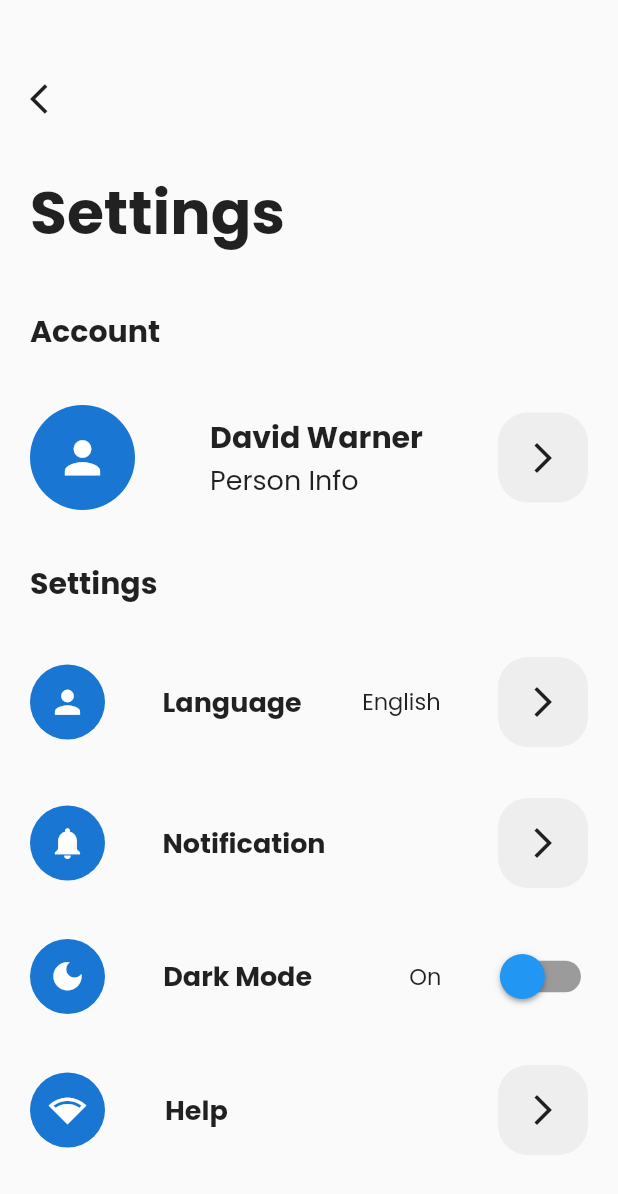
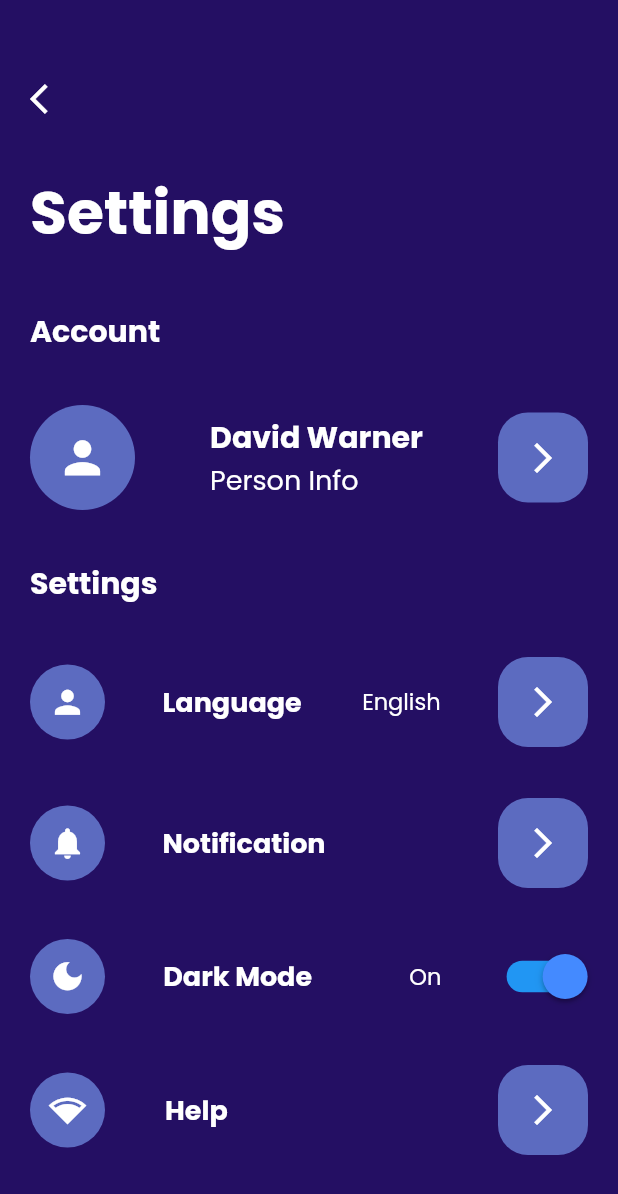
Before and after one commit to harshpatel5404/account, a Flutter app: the screen it shows after launch, on a phone screen of 412 x 824 dp. Shown: the top 1194 px of the screen. Run offline on Flutter 3.47's test engine with Material 2 defaults, Android fonts, the phone set to English and light mode, and no system bars; our stand-ins replace google_fonts, hexcolor.

Commit message:
dark theme

```diff
--- a/lib/main.dart
+++ b/lib/main.dart
@@ -1,5 +1,6 @@
 import 'package:flutter/material.dart';
 import 'package:google_fonts/google_fonts.dart';
+import 'package:hexcolor/hexcolor.dart';
 
 void main() => runApp(MyApp());
 
@@ -21,39 +22,52 @@ class MyHome extends StatefulWidget {
 }
 
 class _MyHomeState extends State<MyHome> {
-   bool isSwitched = false;
+  bool isSwitched = true;
+
   @override
   Widget build(BuildContext context) {
     return Scaffold(
         body: SafeArea(
+      child: Container(
+        color: isSwitched ? HexColor("#240f63") : Colors.white,
         child: Padding(
           padding: EdgeInsets.all(20),
           child: Column(
             mainAxisAlignment: MainAxisAlignment.spaceEvenly,
             crossAxisAlignment: CrossAxisAlignment.start,
             children: [
-            Icon(Icons.arrow_back_ios),
+              Icon(
+                Icons.arrow_back_ios,
+                color: isSwitched ? Colors.white : Colors.black,
+              ),
               Container(
                 child: Text(
                   "Settings",
                   style: GoogleFonts.poppins(
-                    fontSize: 40, fontWeight: FontWeight.bold),
+                      fontSize: 40,
+                      fontWeight: FontWeight.bold,
+                      color: isSwitched ? Colors.white : Colors.black),
                 ),
               ),
               Container(
                 child: Text(
                   "Account",
                   style: GoogleFonts.poppins(
-                    fontSize: 20, fontWeight: FontWeight.bold),
+                      fontSize: 20,
+                      fontWeight: FontWeight.bold,
+                      color: isSwitched ? Colors.white : Colors.black),
                 ),
               ),
               Row(
                 mainAxisAlignment: MainAxisAlignment.spaceBetween,
                 children: [
                   CircleAvatar(
+                    backgroundColor:
+                        isSwitched ? Colors.indigo[400] : Colors.grey[200],
                     radius: 35.0,
                     child: Icon(
                       Icons.person,
+                      color: isSwitched ? Colors.white : Colors.black,
                       size: 35,
                     ),
                   ),
@@ -63,13 +77,15 @@ class _MyHomeState extends State<MyHome> {
                       Text(
                         "David Warner",
                         style: GoogleFonts.poppins(
-                          fontSize: 20, fontWeight: FontWeight.bold),
+                            fontSize: 20,
+                            fontWeight: FontWeight.bold,
+                            color: isSwitched ? Colors.white : Colors.black),
                       ),
                       Text(
                         "Person Info",
                         style: GoogleFonts.poppins(
                             fontSize: 18,
-                      ),
+                            color: isSwitched ? Colors.white : Colors.black),
                       ),
                     ],
                   ),
@@ -78,9 +94,10 @@ class _MyHomeState extends State<MyHome> {
                     width: 60,
                     decoration: BoxDecoration(
                         borderRadius: BorderRadius.circular(20),
-                    color: Colors.grey[200],
-                  ),
-                  child: Icon(Icons.arrow_forward_ios),
+                        color:
+                            isSwitched ? Colors.indigo[400] : Colors.grey[200]),
+                    child: Icon(Icons.arrow_forward_ios,
+                        color: isSwitched ? Colors.white : Colors.black),
                   )
                 ],
               ),
@@ -88,35 +105,41 @@ class _MyHomeState extends State<MyHome> {
                 child: Text(
                   "Settings",
                   style: GoogleFonts.poppins(
-                    fontSize: 20, fontWeight: FontWeight.bold),
+                      fontSize: 20,
+                      fontWeight: FontWeight.bold,
+                      color: isSwitched ? Colors.white : Colors.black),
                 ),
               ),
               Row(
                 mainAxisAlignment: MainAxisAlignment.spaceBetween,
                 children: [
                   CircleAvatar(
+                    backgroundColor:
+                        isSwitched ? Colors.indigo[400] : Colors.grey[200],
                     radius: 25.0,
                     child: Icon(
                       Icons.person,
+                       color: isSwitched ? Colors.white : Colors.black,
                       size: 25,
                     ),
                   ),
                   Container(
                     width: MediaQuery.of(context).size.width * 0.45,
-
                     child: Row(
                       mainAxisAlignment: MainAxisAlignment.spaceBetween,
                       children: [
                         Text(
                           "Language",
                           style: GoogleFonts.poppins(
-                            fontSize: 18, fontWeight: FontWeight.bold),
+                              fontSize: 18,
+                              fontWeight: FontWeight.bold,
+                              color: isSwitched ? Colors.white : Colors.black),
                         ),
                         Text(
                           "English",
                           style: GoogleFonts.poppins(
                               fontSize: 15,
-                        ),
+                              color: isSwitched ? Colors.white : Colors.black),
                         ),
                       ],
                     ),
@@ -126,9 +149,10 @@ class _MyHomeState extends State<MyHome> {
                     width: 60,
                     decoration: BoxDecoration(
                       borderRadius: BorderRadius.circular(20),
-                    color: Colors.grey[200],
+                       color: isSwitched? Colors.indigo[400] :Colors.grey[200],
                     ),
-                  child: Icon(Icons.arrow_forward_ios),
+                    child: Icon(Icons.arrow_forward_ios,
+                        color: isSwitched ? Colors.white : Colors.black),
                   )
                 ],
               ),
@@ -136,9 +160,12 @@ class _MyHomeState extends State<MyHome> {
                 mainAxisAlignment: MainAxisAlignment.spaceBetween,
                 children: [
                   CircleAvatar(
+                    backgroundColor:
+                        isSwitched ? Colors.indigo[400] : Colors.grey[200],
                     radius: 25.0,
                     child: Icon(
                       Icons.notifications,
+                       color: isSwitched ? Colors.white : Colors.black,
                       size: 25,
                     ),
                   ),
@@ -147,17 +174,22 @@ class _MyHomeState extends State<MyHome> {
                     child: Text(
                       "Notification",
                       style: GoogleFonts.poppins(
-                        fontSize: 18, fontWeight: FontWeight.bold),
+                          fontSize: 18,
+                          fontWeight: FontWeight.bold,
+                          color: isSwitched ? Colors.white : Colors.black),
                     ),
                   ),
                   Container(
+
+
                     height: 60,
                     width: 60,
                     decoration: BoxDecoration(
                       borderRadius: BorderRadius.circular(20),
-                    color: Colors.grey[200],
+                      color: isSwitched? Colors.indigo[400] :Colors.grey[200],
                     ),
-                  child: Icon(Icons.arrow_forward_ios),
+                    child: Icon(Icons.arrow_forward_ios,
+                        color: isSwitched ? Colors.white : Colors.black),
                   )
                 ],
               ),
@@ -165,9 +197,12 @@ class _MyHomeState extends State<MyHome> {
                 mainAxisAlignment: MainAxisAlignment.spaceBetween,
                 children: [
                   CircleAvatar(
+                    backgroundColor: isSwitched? Colors.indigo[400] :Colors.grey[200],
+
                     radius: 25.0,
                     child: Icon(
                       Icons.dark_mode,
+                       color: isSwitched ? Colors.white : Colors.black,
                       size: 25,
                     ),
                   ),
@@ -179,53 +214,58 @@ class _MyHomeState extends State<MyHome> {
                         Text(
                           "Dark Mode",
                           style: GoogleFonts.poppins(
-                            fontSize: 18, fontWeight: FontWeight.bold),
+                              fontSize: 18,
+                              fontWeight: FontWeight.bold,
+                              color: isSwitched ? Colors.white : Colors.black),
                         ),
                         Text(
                           "On",
                           style: GoogleFonts.poppins(
                               fontSize: 15,
-                        ),
+                              color: isSwitched ? Colors.white : Colors.black),
                         ),
                       ],
                     ),
                   ),
                   Column(
                       mainAxisAlignment: MainAxisAlignment.center,
-        children:[ Transform.scale(
+                      children: [
+                        Transform.scale(
                             scale: 1.5,
                             child: Switch(
-              onChanged: (bool val){
+                              onChanged: (bool val) {
                                 setState(() {
-                  isSwitched=!isSwitched;
+                                  isSwitched = !isSwitched;
                                 });
                               },
                               value: isSwitched,
-              activeColor: Colors.blue,
+                              activeColor: Colors.blueAccent,
                               activeTrackColor: Colors.blue,
-              inactiveThumbColor: Colors.blue,
+                              inactiveThumbColor: Colors.black,
                               inactiveTrackColor: Colors.black38,
-            )
-          ),
-
+                            )),
                       ]),
-
                 ],
               ),
               Row(
                 mainAxisAlignment: MainAxisAlignment.spaceBetween,
                 children: [
                   CircleAvatar(
+                    backgroundColor: isSwitched? Colors.indigo[400] :Colors.grey[200],
+
                     radius: 25.0,
                     child: Icon(
                       Icons.network_wifi,
+                       color: isSwitched ? Colors.white : Colors.black,
                       size: 25,
                     ),
                   ),
                   Text(
                     "Help",
                     style: GoogleFonts.poppins(
-                      fontSize: 18, fontWeight: FontWeight.bold),
+                        fontSize: 18,
+                        fontWeight: FontWeight.bold,
+                        color: isSwitched ? Colors.white : Colors.black),
                   ),
                   SizedBox(width: 100),
                   Container(
@@ -233,15 +273,17 @@ class _MyHomeState extends State<MyHome> {
                     width: 60,
                     decoration: BoxDecoration(
                       borderRadius: BorderRadius.circular(20),
-                    color: Colors.grey[200],
+                     color: isSwitched? Colors.indigo[400] :Colors.grey[200],
                     ),
-                  child: Icon(Icons.arrow_forward_ios),
+                    child: Icon(Icons.arrow_forward_ios,
+                        color: isSwitched ? Colors.white : Colors.black),
                   )
                 ],
               ),
             ],
           ),
         ),
+      ),
     ));
   }
 }
--- a/pubspec.yaml
+++ b/pubspec.yaml
@@ -29,6 +29,7 @@ dependencies:
   # Use with the CupertinoIcons class for iOS style icons.
   cupertino_icons: ^1.0.2
   google_fonts: ^2.1.0
+  hexcolor: ^2.0.4
 
 dev_dependencies:
   flutter_test:
```
Also changed, not shown: pubspec.lock. Lines whose indentation alone changed are shown as unchanged.
